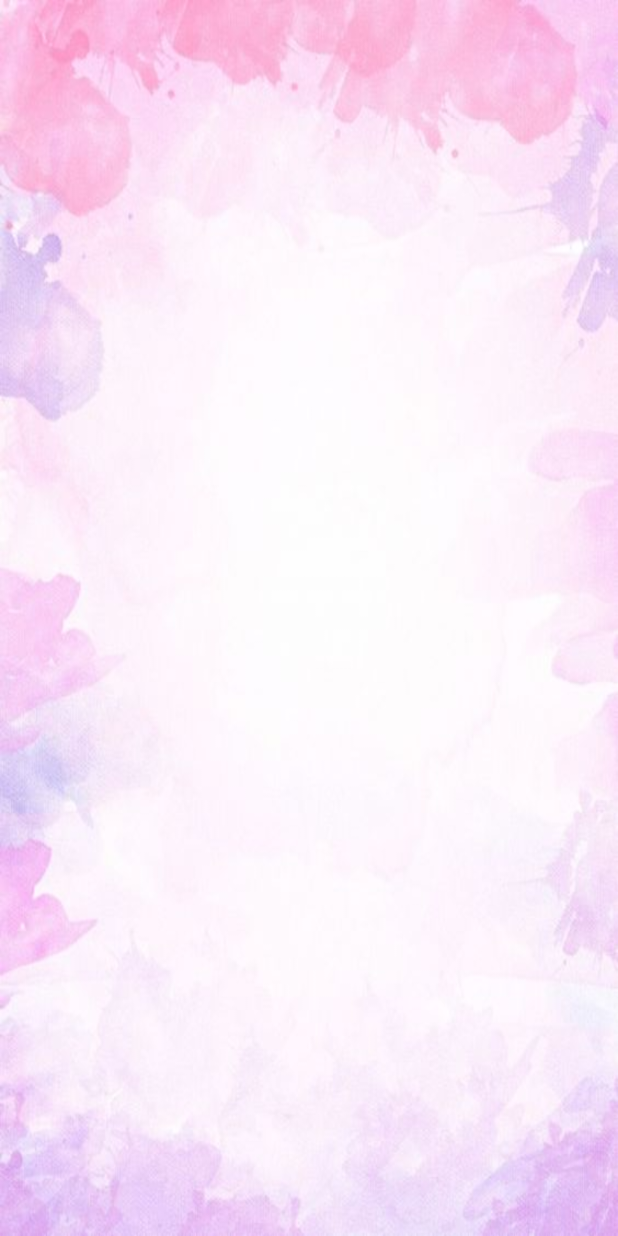
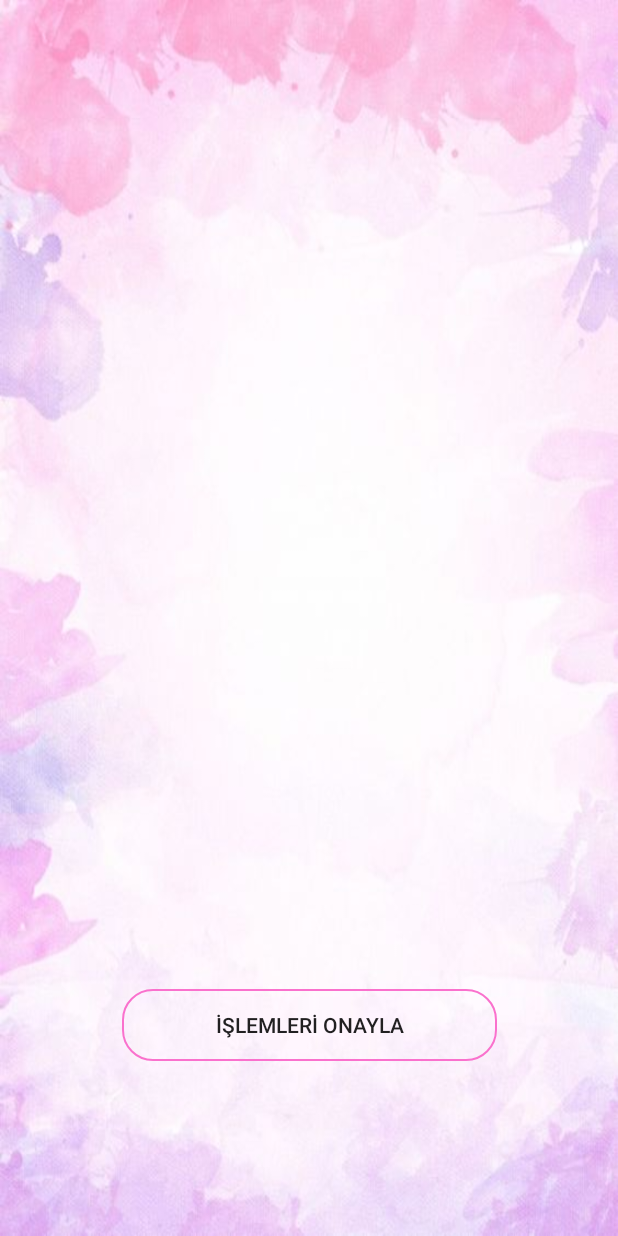
Before and after one commit to gulinkaradeniz/kestir, an Android app: the randevular screen opened directly, with no data from a screen before it, on a phone screen of 412 x 824 dp. Run offline under Robolectric (Android 15) with nearby library versions, the phone set to English and light mode, and no system bars.

Commit message:
7EYLÜL2

```diff
--- a/app/src/main/java/com/example/kestir/randevular.java
+++ b/app/src/main/java/com/example/kestir/randevular.java
@@ -2,13 +2,35 @@ package com.example.kestir;
 
 import androidx.appcompat.app.AppCompatActivity;
 
+import android.content.Intent;
 import android.os.Bundle;
+import android.view.View;
+import android.widget.Button;
+import android.widget.RadioGroup;
+
+import static com.example.kestir.veri_tabani2.ISLEM;
+import static com.example.kestir.veri_tabani2.SAAT;
 
 public class randevular extends AppCompatActivity {
+    Button button_listele;
+    RadioGroup r1;
 
     @Override
     protected void onCreate(Bundle savedInstanceState) {
         super.onCreate(savedInstanceState);
         setContentView(R.layout.randevular);
+
+        button_listele=findViewById(R.id.button_listele);
+        button_listele.setOnClickListener(new View.OnClickListener() {
+            @Override
+            public void onClick(View view) {
+
+
+            }
+        });
+
+
+
+
     }
 }
--- a/app/src/main/res/layout/randevular.xml
+++ b/app/src/main/res/layout/randevular.xml
@@ -8,4 +8,25 @@
     tools:context=".randevular">
 
 
+    <ListView
+        android:layout_width="350dp"
+        android:layout_height="350dp"
+        app:layout_constraintBottom_toBottomOf="parent"
+        app:layout_constraintEnd_toEndOf="parent"
+        app:layout_constraintStart_toStartOf="parent"
+        app:layout_constraintTop_toTopOf="parent"
+        app:layout_constraintVertical_bias="0.26999998" />
+
+    <Button
+        android:id="@+id/button_listele"
+        android:layout_width="250dp"
+        android:layout_height="wrap_content"
+        android:background="@drawable/button"
+        android:text="@string/islemonay"
+        android:textAllCaps="false"
+        app:layout_constraintBottom_toBottomOf="parent"
+        app:layout_constraintEnd_toEndOf="parent"
+        app:layout_constraintStart_toStartOf="parent"
+        app:layout_constraintTop_toTopOf="parent"
+        app:layout_constraintVertical_bias="0.85" />
 </androidx.constraintlayout.widget.ConstraintLayout>
```
Also changed, not shown: app/src/main/java/com/example/kestir/islem_secimi.java (+13 -6 lines), app/src/main/java/com/example/kestir/saat_secimi.java (+19 -11 lines), app/src/main/java/com/example/kestir/tarih_secimi.java (+7 -12 lines), app/src/main/java/com/example/kestir/veri_tabani2.java (+4 -24 lines).
